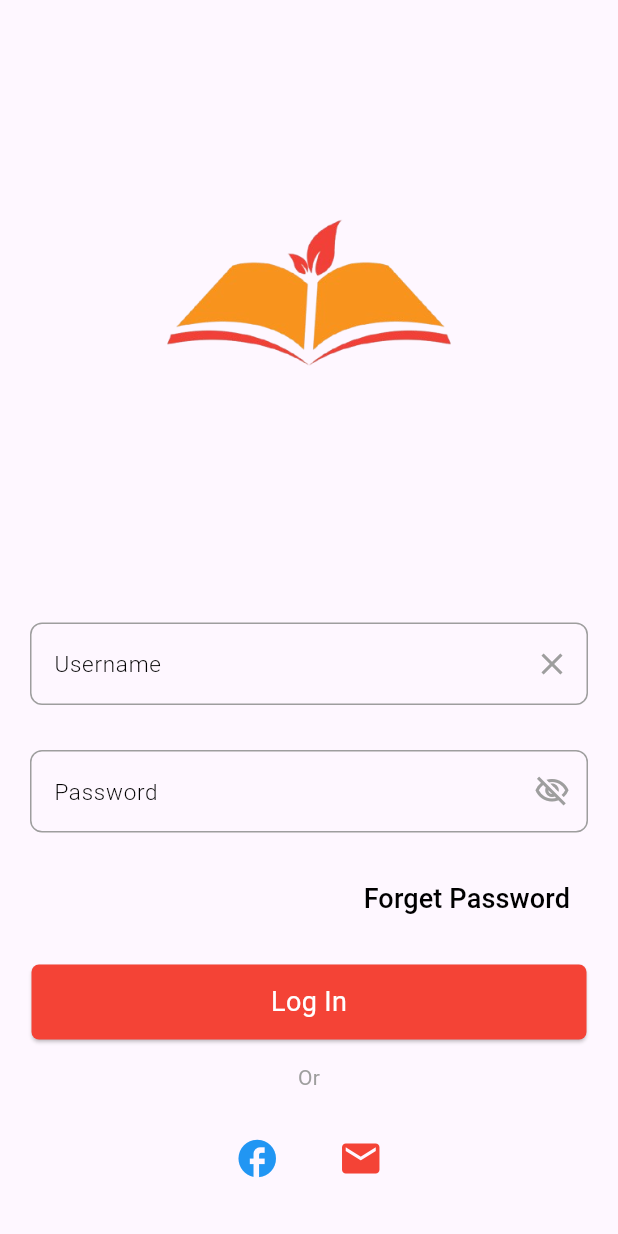
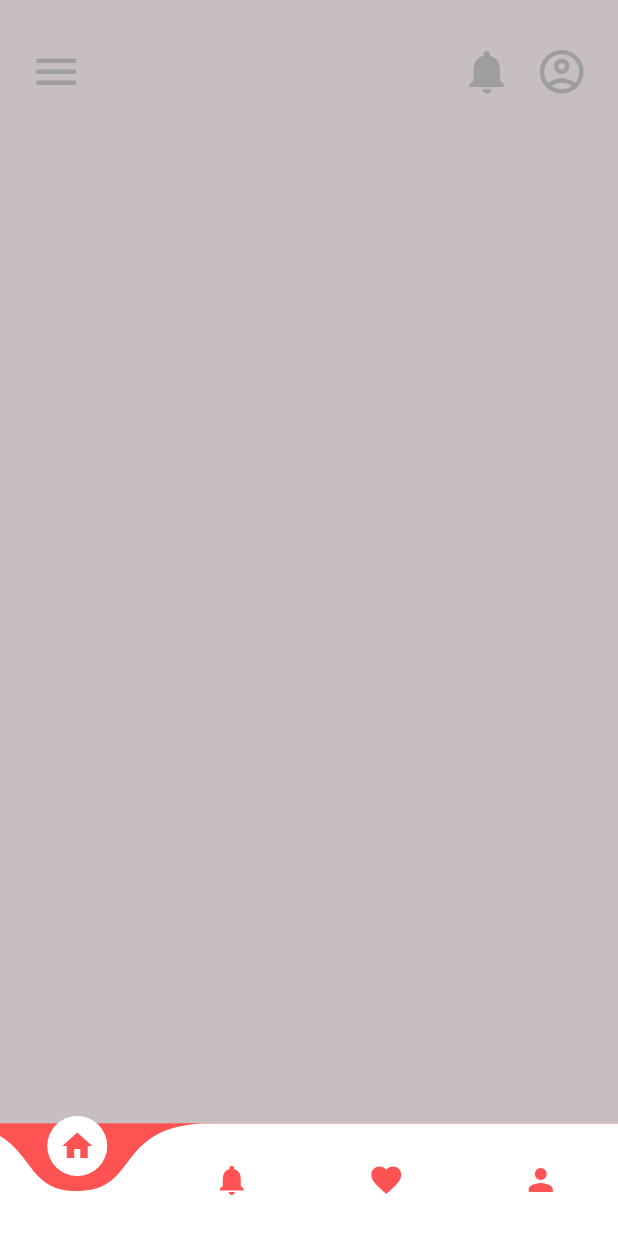
Before and after one commit to SourngRithysak/book_app, a Flutter app: the LoginScreen screen opened directly, after a tap on "Log In", on a phone screen of 412 x 824 dp. Run offline on Flutter 3.47's test engine with Material 3 defaults, Android fonts, the light colour scheme and no system bars; drawn by our look-alikes of curved_navigation_bar; our stand-ins replace animated_splash_screen, lottie.

Commit message:
edit more

```diff
--- a/lib/screens/account_options_screen.dart
+++ b/lib/screens/account_options_screen.dart
@@ -1,4 +1,5 @@
 import 'package:flutter/material.dart';
+import 'package:homeworks_01/screens/account_registration.dart';
 import 'package:homeworks_01/screens/login_screen.dart';
 
 class AccountOptionsScreen extends StatelessWidget {
@@ -13,7 +14,7 @@ class AccountOptionsScreen extends StatelessWidget {
           children: [
             _logo,
             SizedBox(height: 170),
-            _createAccountBtn,
+            _createAccountBtn(context),
             SizedBox(height: 20),
             _loginBtn(context),
           ],
@@ -26,7 +27,7 @@ class AccountOptionsScreen extends StatelessWidget {
     return Image.asset("assets/images/book_logo.png", width: 310);
   }
 
-  Widget get _createAccountBtn {
+  Widget _createAccountBtn(BuildContext context) {
     return SizedBox(
       width: 340,
       height: 50,
@@ -36,7 +37,9 @@ class AccountOptionsScreen extends StatelessWidget {
           foregroundColor: Colors.white,
           shape: RoundedRectangleBorder(borderRadius: BorderRadius.circular(5)),
         ),
-        onPressed: () {},
+        onPressed: () {
+          Navigator.push(context, MaterialPageRoute(builder: (context) => AccountRegistration()));
+        },
         child: Text('Create Account'),
       ),
     );
--- /dev/null
+++ b/lib/screens/home_screen.dart
@@ -0,0 +1,50 @@
+import 'package:flutter/material.dart';
+
+class HomeScreen extends StatefulWidget {
+  const HomeScreen({super.key});
+
+  @override
+  State<HomeScreen> createState() => _HomeStateScreen();
+}
+
+class _HomeStateScreen extends State<HomeScreen> {
+  @override
+  Widget build(BuildContext context) {
+    return Scaffold(
+      backgroundColor: const Color.fromARGB(255, 199, 191, 191),
+      body: Expanded(
+        child: ListView(
+          scrollDirection: Axis.vertical,
+          children: [
+            Column(
+              children: [
+                _header
+              ],
+            )
+          ],
+        )
+      ),
+    );
+  }
+
+  Widget get _header {
+    return Padding(
+      padding: EdgeInsets.only(top: 30, right: 20, left: 20, bottom: 10),
+      child: Row(
+        mainAxisAlignment: MainAxisAlignment.spaceBetween,
+        mainAxisSize: MainAxisSize.max,
+        children: [
+          SizedBox(child: Icon(Icons.menu, size: 35, color: Colors.grey)),
+          Row(
+            children: [
+              SizedBox(child: Icon(Icons.notifications, size: 35, color: Colors.grey)),
+              SizedBox(width: 15,),
+              SizedBox(child: Icon(Icons.account_circle_outlined
+              , size: 35, color: Colors.grey)),
+            ],
+          ),
+        ],
+      ),
+    );
+  }
+}
--- a/lib/screens/login_screen.dart
+++ b/lib/screens/login_screen.dart
@@ -1,6 +1,7 @@
 import 'package:flutter/material.dart';
 import 'package:homeworks_01/screens/account_options_screen.dart';
 import 'package:homeworks_01/screens/account_registration.dart';
+import 'package:homeworks_01/screens/main_screen.dart';
 
 class LoginScreen extends StatefulWidget {
   const LoginScreen({super.key});
@@ -22,7 +23,7 @@ class _LoginStateScreen extends State<LoginScreen> {
             _userTxt,
             _passtxt,
             _forgetPass,
-            _loginBtn,
+            _loginBtn(context),
             _or,
             _faceAndMail,
             _register(context),
@@ -208,7 +209,7 @@ class _LoginStateScreen extends State<LoginScreen> {
     );
   }
 
-  Widget get _loginBtn {
+  Widget _loginBtn(BuildContext context){
     return SizedBox(
       width: 370,
       height: 50,
@@ -218,7 +219,9 @@ class _LoginStateScreen extends State<LoginScreen> {
           foregroundColor: Colors.white,
           shape: RoundedRectangleBorder(borderRadius: BorderRadius.circular(5)),
         ),
-        onPressed: () {},
+        onPressed: () {
+          Navigator.push(context, MaterialPageRoute(builder: (context) => MainScreen()));
+        },
         child: Text(
           'Log In',
           style: Theme.of(
--- a/lib/screens/main_screen.dart
+++ b/lib/screens/main_screen.dart
@@ -1,17 +1,46 @@
+import 'package:curved_navigation_bar/curved_navigation_bar.dart';
 import 'package:flutter/material.dart';
+import 'package:homeworks_01/screens/home_screen.dart';
 
-class MainScreen extends StatefulWidget{
+class MainScreen extends StatefulWidget {
   const MainScreen({super.key});
 
   @override
   State<MainScreen> createState() => _MainStateScreen();
 }
 
-class _MainStateScreen extends State<MainScreen>{
+class _MainStateScreen extends State<MainScreen> {
+  int _currentIndex = 0;
+
+  final screenLists = [HomeScreen(), HomeScreen(), HomeScreen(), HomeScreen()];
 
   @override
   Widget build(BuildContext context) {
-    // TODO: implement build
-    throw UnimplementedError();
+    final navigationBar = [
+      const Icon(Icons.home, color: Colors.redAccent),
+      const Icon(Icons.notifications, color: Colors.redAccent),
+      const Icon(Icons.favorite, color: Colors.redAccent),
+      const Icon(Icons.person, color: Colors.redAccent),
+    ];
+
+    final navbar = CurvedNavigationBar(
+      items: navigationBar,
+      backgroundColor: Colors.redAccent,
+      color: Colors.white,
+      onTap: (index) {
+        setState(() {
+          _currentIndex = index;
+        });
+      },
+      animationDuration: Duration(milliseconds: 300),
+    );
+
+    final screen = Scaffold(
+      backgroundColor: Colors.redAccent,
+      body: screenLists.elementAt(_currentIndex),
+      bottomNavigationBar: navbar,
+    );
+
+    return screen;
   }
 }
```
